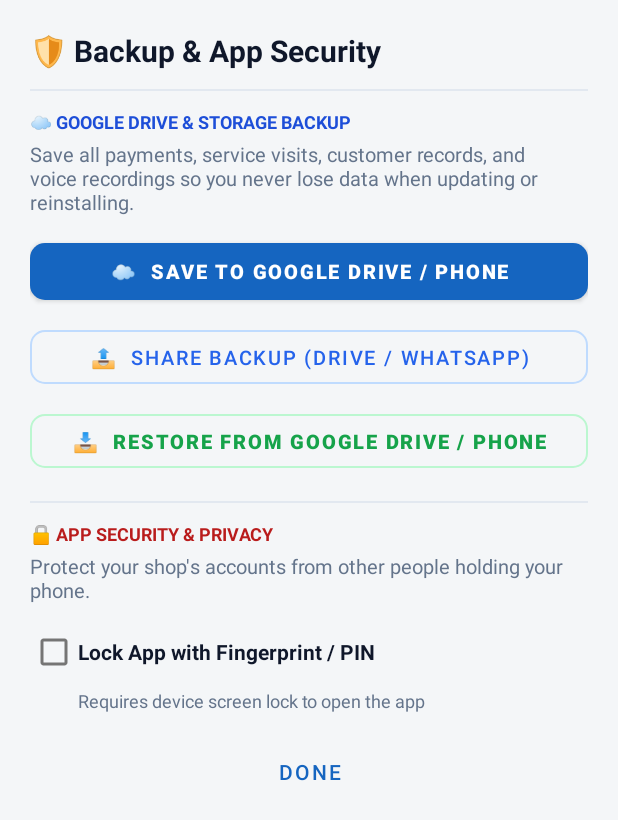
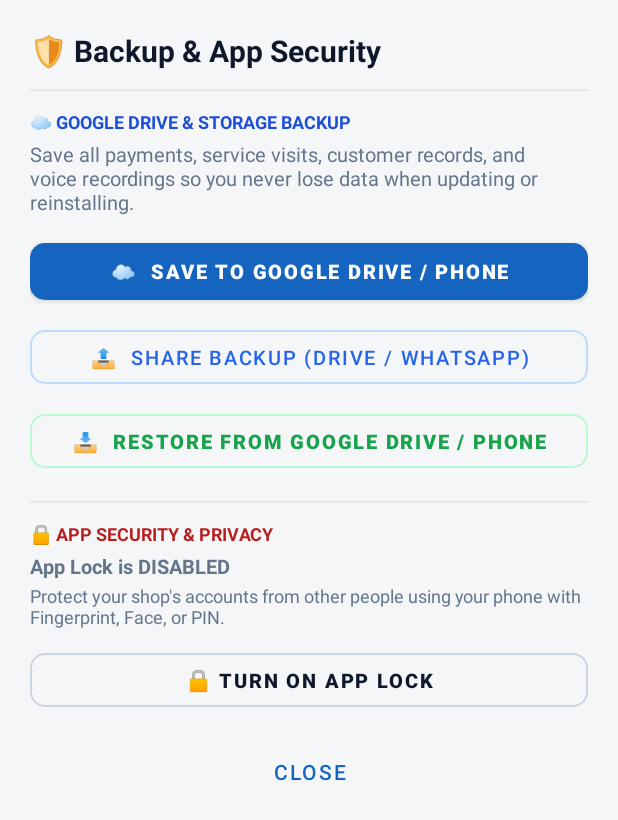
Before and after one commit to DarshanPatel7093/dukaan-diary, an Android app: the layout dialog_backup_security.xml on its own in the app's theme, with its tools: preview values and no code run, on a phone screen of 412 x 824 dp. Shown: the top 820 px of the screen. Run offline under Robolectric (Android 15) with nearby library versions, the phone set to English and light mode, and no system bars.

Commit message:
fix issue

```diff
--- a/app/src/main/java/com/shop/dukaan/MainActivity.kt
+++ b/app/src/main/java/com/shop/dukaan/MainActivity.kt
@@ -970,6 +970,10 @@ class MainActivity : AppCompatActivity() {
             toggleAppLock()
         }
 
+        view.findViewById<View>(R.id.btnCloseDialog)?.setOnClickListener {
+            dialog.dismiss()
+        }
+
         dialog.show()
     }
 
--- a/app/src/main/res/layout/dialog_backup_security.xml
+++ b/app/src/main/res/layout/dialog_backup_security.xml
@@ -44,7 +44,7 @@
             android:textSize="13sp" />
 
         <com.google.android.material.button.MaterialButton
-            android:id="@+id/btnBackupSaveDrive"
+            android:id="@+id/btnSaveBackup"
             android:layout_width="match_parent"
             android:layout_height="50dp"
             android:layout_marginTop="12dp"
@@ -54,7 +54,7 @@
             app:cornerRadius="10dp" />
 
         <com.google.android.material.button.MaterialButton
-            android:id="@+id/btnBackupShare"
+            android:id="@+id/btnShareBackup"
             style="@style/Widget.MaterialComponents.Button.OutlinedButton"
             android:layout_width="match_parent"
             android:layout_height="48dp"
@@ -66,7 +66,7 @@
             app:strokeColor="#BFDBFE" />
 
         <com.google.android.material.button.MaterialButton
-            android:id="@+id/btnBackupRestore"
+            android:id="@+id/btnRestoreBackup"
             style="@style/Widget.MaterialComponents.Button.OutlinedButton"
             android:layout_width="match_parent"
             android:layout_height="48dp"
@@ -95,39 +95,43 @@
             android:textStyle="bold" />
 
         <TextView
+            android:id="@+id/tvLockStatus"
             android:layout_width="match_parent"
             android:layout_height="wrap_content"
             android:layout_marginTop="4dp"
-            android:text="Protect your shop's accounts from other people holding your phone."
+            android:text="App Lock is DISABLED"
             android:textColor="#64748B"
-            android:textSize="13sp" />
-
-        <CheckBox
-            android:id="@+id/cbAppLock"
-            android:layout_width="match_parent"
-            android:layout_height="wrap_content"
-            android:layout_marginTop="8dp"
-            android:text="Lock App with Fingerprint / PIN"
-            android:textColor="#0F172A"
-            android:textSize="14sp"
+            android:textSize="13sp"
             android:textStyle="bold" />
 
         <TextView
-            android:id="@+id/tvLockStatusHint"
             android:layout_width="match_parent"
             android:layout_height="wrap_content"
-            android:layout_marginStart="32dp"
-            android:text="Requires device screen lock to open the app"
+            android:layout_marginTop="2dp"
+            android:text="Protect your shop's accounts from other people using your phone with Fingerprint, Face, or PIN."
             android:textColor="#64748B"
             android:textSize="12sp" />
+
+        <com.google.android.material.button.MaterialButton
+            android:id="@+id/btnToggleAppLock"
+            style="@style/Widget.MaterialComponents.Button.OutlinedButton"
+            android:layout_width="match_parent"
+            android:layout_height="48dp"
+            android:layout_marginTop="10dp"
+            android:text="🔒 TURN ON APP LOCK"
+            android:textColor="#0F172A"
+            android:textSize="13sp"
+            android:textStyle="bold"
+            app:cornerRadius="10dp"
+            app:strokeColor="#CBD5E1" />
 
         <com.google.android.material.button.MaterialButton
             android:id="@+id/btnCloseDialog"
             style="@style/Widget.MaterialComponents.Button.TextButton"
             android:layout_width="match_parent"
             android:layout_height="46dp"
-            android:layout_marginTop="16dp"
-            android:text="DONE"
+            android:layout_marginTop="14dp"
+            android:text="CLOSE"
             android:textSize="14sp" />
     </LinearLayout>
 </ScrollView>
```
